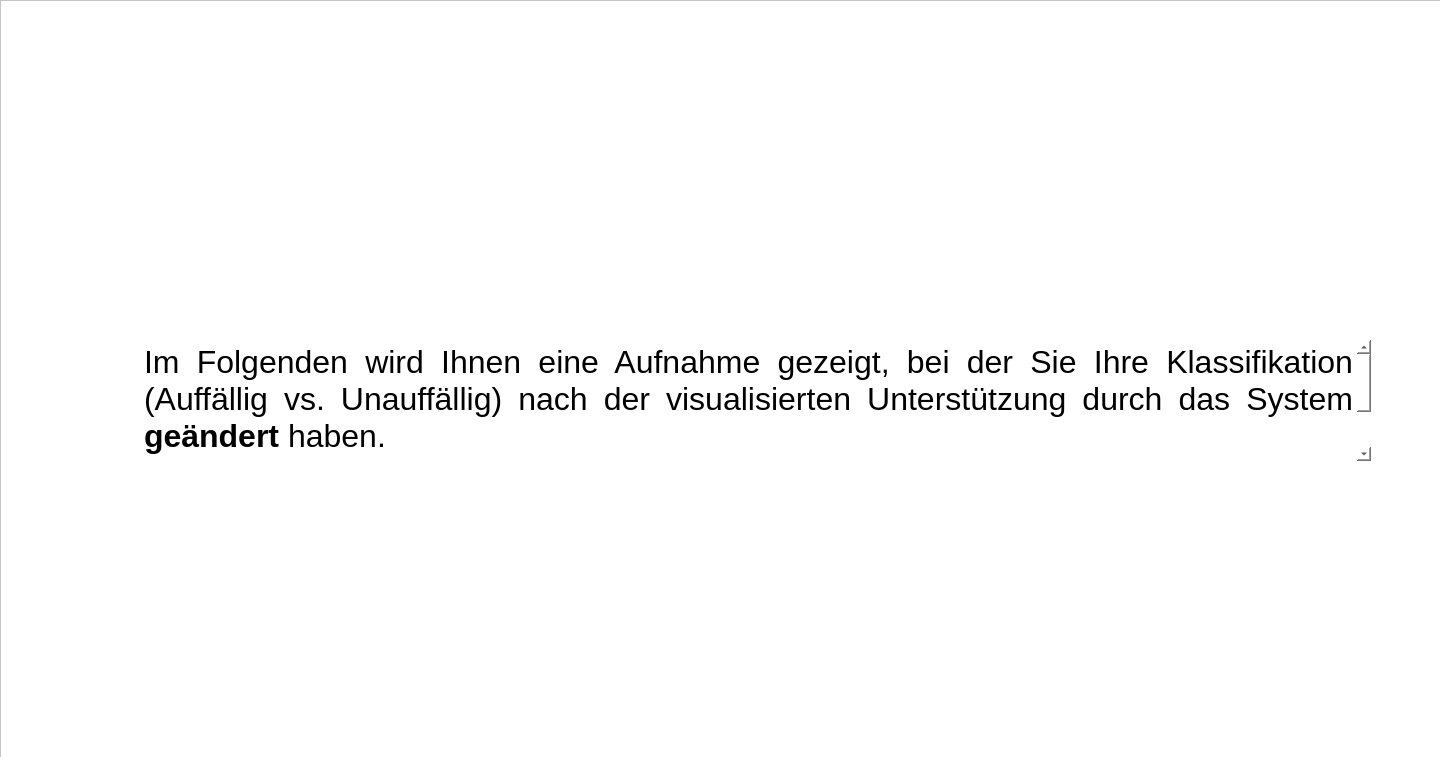
Above: forms/CAA_posttrial2.ui from IKI-Lab/auscultation_AI_noise_exp before the change. Below: the same form after it.
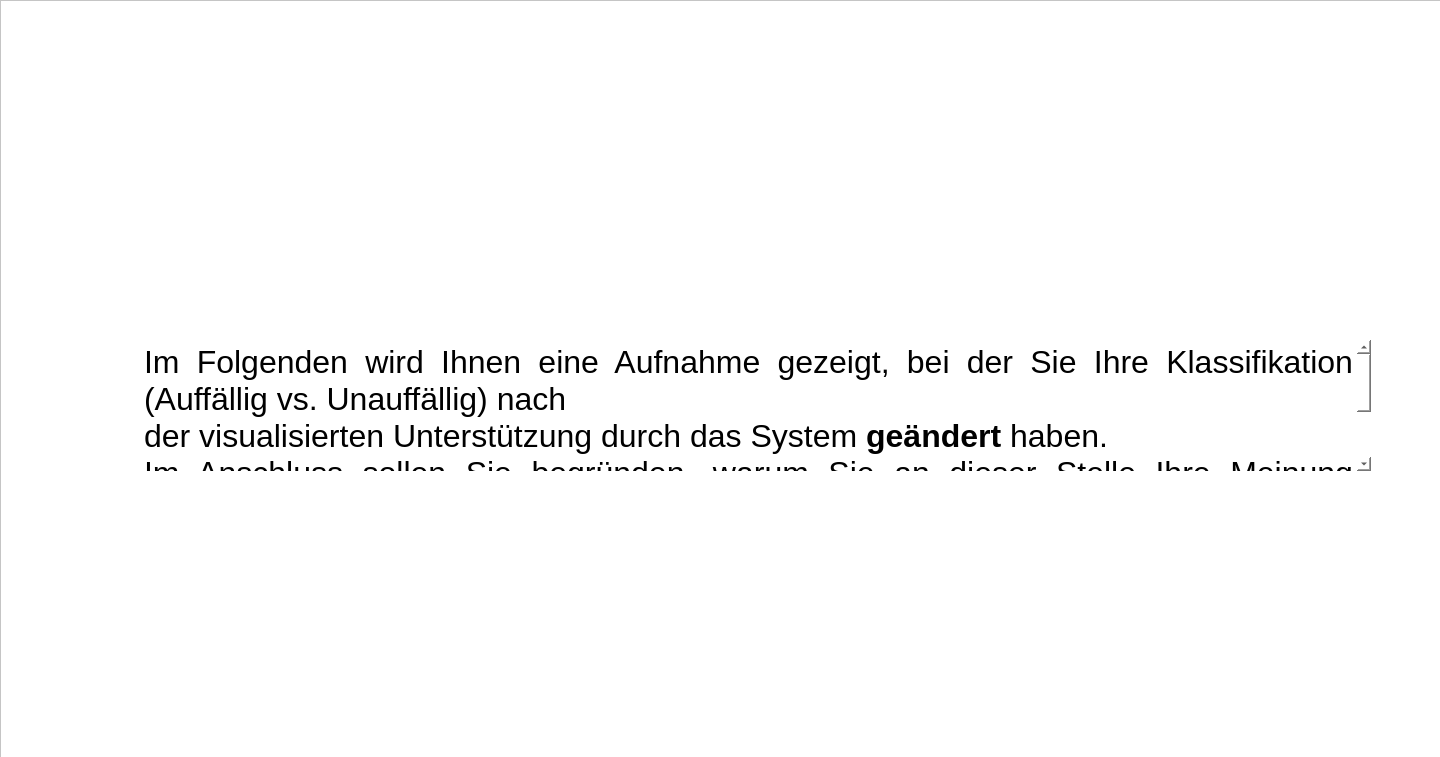
That is the form after the change.

What changed in the file:
```diff
--- a/forms/CAA_posttrial2.ui
+++ b/forms/CAA_posttrial2.ui
@@ -65,7 +65,7 @@
       <x>140</x>
       <y>340</y>
       <width>1231</width>
-      <height>121</height>
+      <height>131</height>
      </rect>
     </property>
     <property name="frameShape">
@@ -76,8 +76,10 @@
 &lt;html&gt;&lt;head&gt;&lt;meta name=&quot;qrichtext&quot; content=&quot;1&quot; /&gt;&lt;style type=&quot;text/css&quot;&gt;
 p, li { white-space: pre-wrap; }
 &lt;/style&gt;&lt;/head&gt;&lt;body style=&quot; font-family:'.AppleSystemUIFont'; font-size:13pt; font-weight:400; font-style:normal;&quot;&gt;
-&lt;p align=&quot;justify&quot; style=&quot; margin-top:0px; margin-bottom:0px; margin-left:0px; margin-right:0px; -qt-block-indent:0; text-indent:0px;&quot;&gt;&lt;span style=&quot; font-family:'Helvetica Neue'; font-size:24pt;&quot;&gt;Im Folgenden wird Ihnen eine Aufnahme gezeigt, bei der Sie Ihre Klassifikation (Auffällig vs. Unauffällig) nach der visualisierten Unterstützung durch das System &lt;/span&gt;&lt;span style=&quot; font-family:'Helvetica Neue'; font-size:24pt; font-weight:600;&quot;&gt;geändert&lt;/span&gt;&lt;span style=&quot; font-family:'Helvetica Neue'; font-size:24pt;&quot;&gt; haben. &lt;/span&gt;&lt;/p&gt;
-&lt;p align=&quot;justify&quot; style=&quot; margin-top:0px; margin-bottom:0px; margin-left:0px; margin-right:0px; -qt-block-indent:0; text-indent:0px;&quot;&gt;&lt;span style=&quot; font-family:'Helvetica Neue'; font-size:24pt;&quot;&gt;Im Anschluss sollen Sie begründen, warum Sie an dieser Stelle Ihre Meinung geändert haben.&lt;/span&gt;&lt;/p&gt;&lt;/body&gt;&lt;/html&gt;</string>
+&lt;p align=&quot;justify&quot; style=&quot; margin-top:0px; margin-bottom:0px; margin-left:0px; margin-right:0px; -qt-block-indent:0; text-indent:0px;&quot;&gt;&lt;span style=&quot; font-family:'Helvetica Neue'; font-size:24pt;&quot;&gt;Im Folgenden wird Ihnen eine Aufnahme gezeigt, bei der Sie Ihre Klassifikation (Auffällig vs. Unauffällig) nach &lt;/span&gt;&lt;/p&gt;
+&lt;p align=&quot;justify&quot; style=&quot; margin-top:0px; margin-bottom:0px; margin-left:0px; margin-right:0px; -qt-block-indent:0; text-indent:0px;&quot;&gt;&lt;span style=&quot; font-family:'Helvetica Neue'; font-size:24pt;&quot;&gt;der visualisierten Unterstützung durch das System &lt;/span&gt;&lt;span style=&quot; font-family:'Helvetica Neue'; font-size:24pt; font-weight:600;&quot;&gt;geändert&lt;/span&gt;&lt;span style=&quot; font-family:'Helvetica Neue'; font-size:24pt;&quot;&gt; haben. &lt;/span&gt;&lt;/p&gt;
+&lt;p align=&quot;justify&quot; style=&quot; margin-top:0px; margin-bottom:0px; margin-left:0px; margin-right:0px; -qt-block-indent:0; text-indent:0px;&quot;&gt;&lt;span style=&quot; font-family:'Helvetica Neue'; font-size:24pt;&quot;&gt;Im Anschluss sollen Sie begründen, warum Sie an dieser Stelle Ihre Meinung geändert haben.&lt;/span&gt;&lt;/p&gt;
+&lt;p align=&quot;justify&quot; style=&quot; margin-top:0px; margin-bottom:0px; margin-left:0px; margin-right:0px; -qt-block-indent:0; text-indent:0px;&quot;&gt;&lt;span style=&quot; font-family:'Helvetica Neue'; font-size:24pt;&quot;&gt;Geben Sie Ihre Antwort bitte im Fragebogen auf dem Tablet ein.&lt;/span&gt;&lt;/p&gt;&lt;/body&gt;&lt;/html&gt;</string>
     </property>
    </widget>
   </widget>
```
